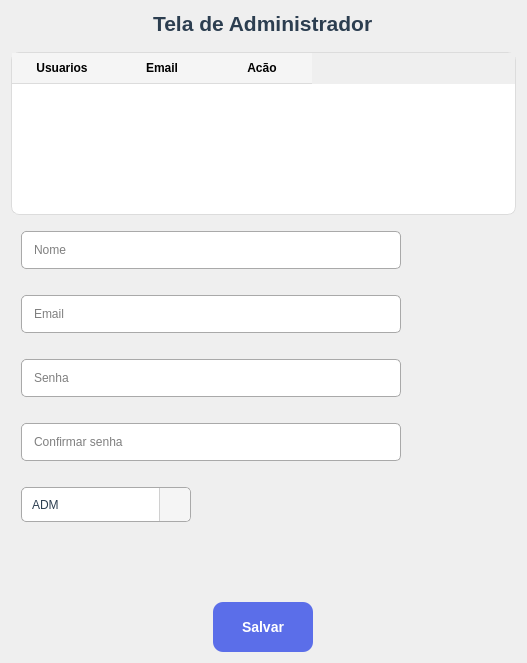
Senac-SOR-ADS/Gerenciamento-Escolar, file App/view/ui/adminScreen.ui: the form before one commit.
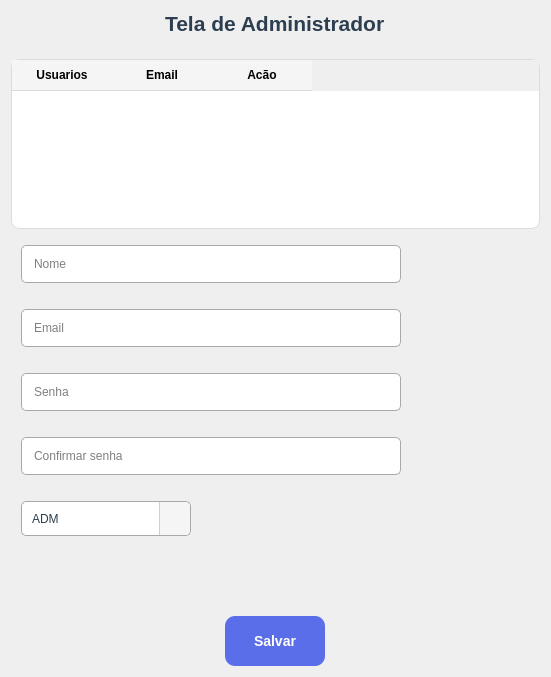
The form after the commit. Icons and pictures are not drawn.

Patch:
```diff
--- a/App/view/ui/adminScreen.ui
+++ b/App/view/ui/adminScreen.ui
@@ -6,8 +6,8 @@
    <rect>
     <x>0</x>
     <y>0</y>
-    <width>527</width>
-    <height>663</height>
+    <width>551</width>
+    <height>677</height>
    </rect>
   </property>
   <property name="sizePolicy">
```
Left out of the diff: 6 changed lines with no effect on the pictures.
